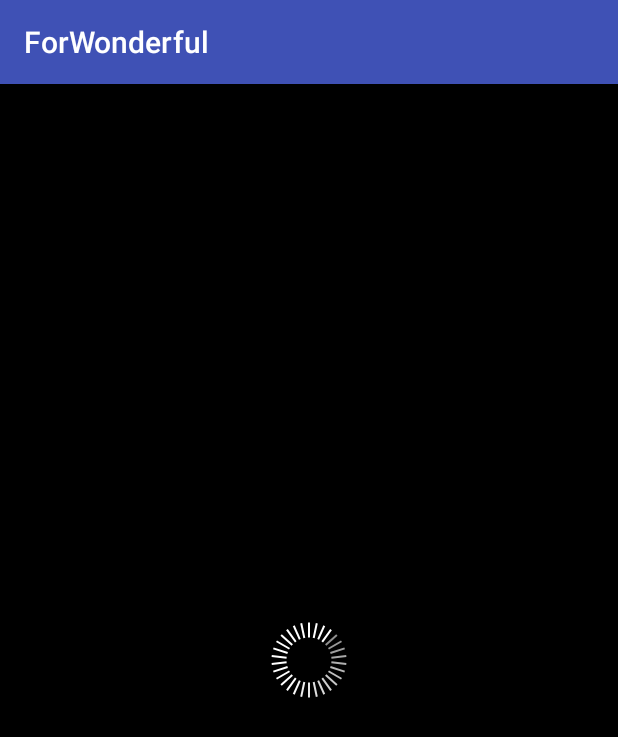
After one commit to Yasic/ForWonderful, an Android app: the RotationProcessBarActivity screen opened directly, with no data from a screen before it, on a phone screen of 412 x 824 dp. The commit adds this screen. Shown: the top 737 px of the screen. Run offline under Robolectric (Android 15) with nearby library versions, the phone set to English and light mode, and no system bars.

Commit message:
add RotationProcessBar view

```diff
--- a/app/src/main/AndroidManifest.xml
+++ b/app/src/main/AndroidManifest.xml
@@ -10,7 +10,7 @@
         android:theme="@style/AppTheme" >
         <activity
             android:name=".Activity.MainActivity"
-            android:label="@string/title_activity_main">
+            android:label="@string/app_name">
             <intent-filter>
                 <action android:name="android.intent.action.MAIN" />
 
@@ -20,6 +20,7 @@
         <activity android:name=".Activity.JumpProcessBarActivity"/>
         <activity android:name=".Activity.HistogramActivity"/>
         <activity android:name=".Activity.BrokenLineGraphActivity"/>
+        <activity android:name=".Activity.RotationProcessBarActivity"/>
     </application>
 
 </manifest>
--- /dev/null
+++ b/app/src/main/java/com/tesmple/chromeprocessbar/Activity/RotationProcessBarActivity.java
@@ -0,0 +1,17 @@
+package com.tesmple.chromeprocessbar.Activity;
+
+import android.os.Bundle;
+import android.support.v7.app.AppCompatActivity;
+
+import com.tesmple.chromeprocessbar.R;
+
+/**
+ * Created by ESIR on 2015/11/1.
+ */
+public class RotationProcessBarActivity extends AppCompatActivity {
+    @Override
+    protected void onCreate(Bundle savedInstanceState) {
+        super.onCreate(savedInstanceState);
+        setContentView(R.layout.activity_rotationview);
+    }
+}
--- /dev/null
+++ b/app/src/main/java/com/tesmple/chromeprocessbar/Views/RotationProcessBarView.java
@@ -0,0 +1,146 @@
+package com.tesmple.chromeprocessbar.Views;
+
+import android.animation.ValueAnimator;
+import android.content.Context;
+import android.graphics.Canvas;
+import android.graphics.Color;
+import android.graphics.Paint;
+import android.graphics.PorterDuff;
+import android.util.AttributeSet;
+import android.util.Log;
+import android.view.View;
+import android.view.animation.AccelerateInterpolator;
+import android.view.animation.LinearInterpolator;
+
+import java.util.jar.Attributes;
+
+/**
+ * Created by ESIR on 2015/11/1.
+ */
+public class RotationProcessBarView extends View{
+
+    /**
+     * 使用的画笔
+     */
+    private Paint mPaint;
+
+    /**
+     * 屏幕像素密度
+     */
+    private float denisty;
+
+    /**
+     * 圆心的X坐标
+     */
+    private int centerX;
+
+    /**
+     * 圆心的Y坐标
+     */
+    private int centerY;
+
+    /**
+     * 圆形半径
+     */
+    private int radius = 15;
+
+    /**
+     * 圆圈边缘线条长度
+     */
+    private int lineLength = 10;
+
+    /**
+     * 动画变化时间
+     */
+    private int animationTime = 1000;
+
+    /**
+     * 转动角度值
+     */
+    private int degreeValue = 0;
+
+    private int animationBeginFlag = 1;
+
+    /**
+     * 圆圈颜色渐变列表
+     */
+    private static final int[][] ROTATIONCOLORARRAY = {
+            {0, Color.parseColor("#ffffff")},
+            {1, Color.parseColor("#f8f8f8")},
+            {2, Color.parseColor("#efefef")},
+            {3, Color.parseColor("#e8e8e8")},
+            {4, Color.parseColor("#dfdfdf")},
+            {5, Color.parseColor("#d8d8d8")},
+            {6, Color.parseColor("#cfcfcf")},
+            {7, Color.parseColor("#c8c8c8")},
+            {8, Color.parseColor("#bfbfbf")},
+            {9, Color.parseColor("#b8b8b8")},
+            {10, Color.parseColor("#afafaf")},
+            {11, Color.parseColor("#a8a8a8")},
+            {12, Color.parseColor("#9f9f9f")},
+            {13, Color.parseColor("#989898")},
+            {14, Color.parseColor("#8f8f8f")},
+    };
+
+    public RotationProcessBarView(Context context , AttributeSet attributeSet) {
+        super(context, attributeSet);
+        initPaint();
+    }
+
+    private void initParameter() {
+        denisty = getResources().getDisplayMetrics().density;
+        centerX = getWidth()/2;
+        centerY = getHeight()/2;
+    }
+
+    private void initPaint(){
+        mPaint = new Paint();
+        mPaint.setAntiAlias(true);
+        mPaint.setStrokeWidth(2);
+        mPaint.setStyle(Paint.Style.STROKE);
+    }
+
+    @Override
+    protected void onDraw(Canvas canvas){
+        initParameter();
+        canvas.drawColor(Color.parseColor("#000000"));
+        if(animationBeginFlag == 1){
+            playAnimation();
+            animationBeginFlag = 0;
+        }
+        /*mPaint.setColor(ROTATIONCOLORARRAY[1][1]);
+        canvas.drawLine(centerX, centerY - (radius + lineLength) * denisty, centerX, centerY - radius * denisty, mPaint);
+        canvas.rotate(90, centerX, centerY);
+        canvas.drawLine(centerX,centerY - (radius + lineLength) * denisty , centerX, centerY - radius * denisty,mPaint);
+        */
+        canvas.rotate(360 * degreeValue/(ROTATIONCOLORARRAY.length * 2),centerX,centerY);
+        Log.i("degreeValus2", String.valueOf(degreeValue));
+        for (int i = 0;i < ROTATIONCOLORARRAY.length * 2;i++){
+            if( i < ROTATIONCOLORARRAY.length){
+                mPaint.setColor(ROTATIONCOLORARRAY[ROTATIONCOLORARRAY.length - i - 1][1]);
+                canvas.drawLine(centerX,centerY - (radius + lineLength) * denisty , centerX, centerY - radius * denisty,mPaint);
+                canvas.rotate(360/(ROTATIONCOLORARRAY.length * 2),centerX,centerY);
+            }else {
+                canvas.drawLine(centerX,centerY - (radius + lineLength) * denisty , centerX, centerY - radius * denisty,mPaint);
+                canvas.rotate(360/(ROTATIONCOLORARRAY.length * 2),centerX,centerY);
+            }
+        }
+    }
+
+    private void playAnimation(){
+        ValueAnimator valueAnimator = ValueAnimator.ofInt(0 , ROTATIONCOLORARRAY.length*2 );
+        valueAnimator.addUpdateListener(new ValueAnimator.AnimatorUpdateListener() {
+            @Override
+            public void onAnimationUpdate(ValueAnimator animation) {
+                degreeValue = (Integer)animation.getAnimatedValue();
+                Log.i("degreeValus1", String.valueOf(degreeValue));
+                invalidate();
+            }
+        });
+        valueAnimator.setInterpolator(new LinearInterpolator());
+        valueAnimator.setRepeatCount(-1);
+        valueAnimator.setRepeatMode(1);
+        valueAnimator.setDuration(animationTime);
+        valueAnimator.start();
+    }
+}
--- a/app/src/main/res/layout/activity_jumpprocessbar.xml
+++ b/app/src/main/res/layout/activity_jumpprocessbar.xml
@@ -7,7 +7,4 @@
     <com.tesmple.chromeprocessbar.Views.JumpProcessBarView
         android:layout_width="match_parent"
         android:layout_height="match_parent" />
-    <!--<com.tesmple.chromeprocessbar.Views.HistogramView
-        android:layout_width="match_parent"
-        android:layout_height="match_parent" />-->
 </LinearLayout>
--- a/app/src/main/res/layout/activity_main.xml
+++ b/app/src/main/res/layout/activity_main.xml
@@ -26,4 +26,10 @@
         android:layout_height="wrap_content"
         android:text="@string/BrokenLineGraphView"
         android:textAllCaps="false"/>
+    <Button
+        android:id="@+id/btn_RotationProcessBarView"
+        android:layout_width="match_parent"
+        android:layout_height="wrap_content"
+        android:text="@string/RotationProcessBarView"
+        android:textAllCaps="false"/>
 </LinearLayout>
--- /dev/null
+++ b/app/src/main/res/layout/activity_rotationview.xml
@@ -0,0 +1,8 @@
+<?xml version="1.0" encoding="utf-8"?>
+<LinearLayout xmlns:android="http://schemas.android.com/apk/res/android"
+    android:orientation="vertical" android:layout_width="match_parent"
+    android:layout_height="match_parent">
+    <com.tesmple.chromeprocessbar.Views.RotationProcessBarView
+        android:layout_width="match_parent"
+        android:layout_height="match_parent" />
+</LinearLayout>
--- a/app/src/main/res/values/strings.xml
+++ b/app/src/main/res/values/strings.xml
@@ -4,4 +4,5 @@
     <string name="JumpProcessBarView">JumpProcessBar View</string>
     <string name="HistogramView">Histogram View</string>
     <string name="BrokenLineGraphView">BrokenLineGraph View</string>
+    <string name="RotationProcessBarView">RotationProceBar View</string>
 </resources>
```
Also changed, not shown: app/src/main/java/com/tesmple/chromeprocessbar/Activity/MainActivity.java (+9 -0 lines).
